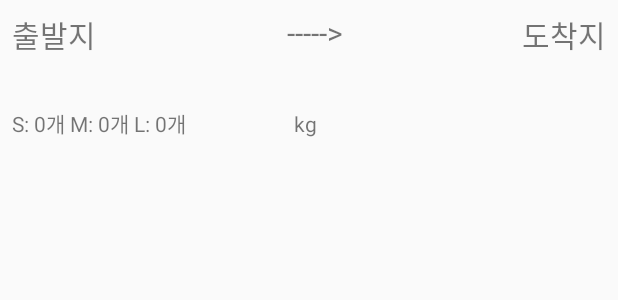
After one commit to PaperEd/StartUpWeekend-Hackathon, an Android app: the layout item_parcel.xml on its own in the app's theme, with its tools: preview values and no code run, on a phone screen of 412 x 824 dp. The commit adds this screen. Shown: the top 300 px of the screen. Run offline under Robolectric (Android 15) with nearby library versions, the phone set to English and light mode, and no system bars.

Commit message:
리사이클러뷰에 아이템이 뜨긴 뜨는데

```diff
--- a/User/app/src/main/AndroidManifest.xml
+++ b/User/app/src/main/AndroidManifest.xml
@@ -37,7 +37,8 @@
         <activity android:name=".Activity.SendingParcelActivity" />
         <activity android:name=".Activity.ShowPriceActivity" />
         <activity android:name=".Activity.WarningActivity" />
-        <activity android:name=".Activity.ReceiveActivity"></activity>
+        <activity android:name=".Activity.ReceiveActivity" />
+        <activity android:name=".Activity.ChooseParcelActivity"></activity>
     </application>
 
 </manifest>
--- a/User/app/src/main/java/papered/startupweekend/Activity/ReceiveActivity.kt
+++ b/User/app/src/main/java/papered/startupweekend/Activity/ReceiveActivity.kt
@@ -1,6 +1,7 @@
 package papered.startupweekend.Activity
 
 import android.app.Activity
+import android.content.Intent
 import android.support.v7.app.AppCompatActivity
 import android.os.Bundle
 import android.view.View
@@ -76,16 +77,21 @@ class ReceiveActivity : AppCompatActivity() {
                     arrivalCountry = it.country
                 }
             }
+            val intent = Intent(this,ChooseParcelActivity::class.java)
             receiverInformation.put("start_point", startPoint)
             receiverInformation.put("arrival_point", arrivalPoint)
             receiverInformation.put("start_country", startCountry)
+            intent.putExtra("start_country",startCountry)
             receiverInformation.put("arrival_country", arrivalCountry)
+            intent.putExtra("arrival_country",arrivalCountry)
             receiverInformation.put("user_id", key.toString())
 
             dataBase.collection("receiver")
                     .add(receiverInformation)
                     .addOnSuccessListener {
                         Toast.makeText(baseContext, "되네", Toast.LENGTH_SHORT).show()
+                        startActivity(intent)
+                        finish()
                     }
                     .addOnFailureListener {
                         Toast.makeText(baseContext, "안되네", Toast.LENGTH_SHORT).show()
--- a/User/app/src/main/java/papered/startupweekend/Activity/SplashActivity.kt
+++ b/User/app/src/main/java/papered/startupweekend/Activity/SplashActivity.kt
@@ -8,6 +8,7 @@ import android.os.Bundle
 import android.widget.Toast
 import com.google.firebase.firestore.DocumentReference
 import com.google.firebase.firestore.FirebaseFirestore
+import papered.startupweekend.Model.ParcelModel
 import papered.startupweekend.R
 
 class SplashActivity : AppCompatActivity() {
--- a/User/app/src/main/java/papered/startupweekend/Model/ParcelModel.kt
+++ b/User/app/src/main/java/papered/startupweekend/Model/ParcelModel.kt
@@ -6,7 +6,7 @@ package papered.startupweekend.Model
 data class ParcelModel(var approval : String,
                        var arrivalDetailAddress: String,
                        var arrivalPoint : String,
-                       var itemStatus : String,
+                       var itemStatus : Boolean,
                        var itemWeight:String,
                        var largeItemCount : String,
                        var middleItemCount : String,
--- /dev/null
+++ b/User/app/src/main/res/layout/item_parcel.xml
@@ -0,0 +1,61 @@
+<?xml version="1.0" encoding="utf-8"?>
+<android.support.constraint.ConstraintLayout xmlns:android="http://schemas.android.com/apk/res/android"
+    xmlns:app="http://schemas.android.com/apk/res-auto"
+    xmlns:tools="http://schemas.android.com/tools"
+    android:layout_width="match_parent"
+    android:layout_height="100dp">
+
+    <TextView
+        android:id="@+id/parcelItem_startPoint"
+        android:layout_width="wrap_content"
+        android:layout_height="wrap_content"
+        android:layout_marginStart="8dp"
+        android:layout_marginTop="8dp"
+        android:text="출발지"
+        android:textSize="20sp"
+        app:layout_constraintStart_toStartOf="parent"
+        app:layout_constraintTop_toTopOf="parent" />
+
+    <TextView
+        android:id="@+id/textView10"
+        android:layout_width="wrap_content"
+        android:layout_height="wrap_content"
+        android:layout_marginStart="8dp"
+        android:layout_marginTop="8dp"
+        android:text="----->"
+        android:textSize="20sp"
+        app:layout_constraintEnd_toEndOf="parent"
+        app:layout_constraintStart_toStartOf="parent"
+        app:layout_constraintTop_toTopOf="parent" />
+
+    <TextView
+        android:id="@+id/parcelItem_arrivalPoint"
+        android:layout_width="wrap_content"
+        android:layout_height="wrap_content"
+        android:layout_marginEnd="8dp"
+        android:layout_marginTop="8dp"
+        android:text="도착지"
+        android:textSize="20sp"
+        app:layout_constraintEnd_toEndOf="parent"
+        app:layout_constraintTop_toTopOf="parent" />
+
+    <TextView
+        android:id="@+id/parcelItem_size"
+        android:layout_width="wrap_content"
+        android:layout_height="wrap_content"
+        android:layout_marginStart="8dp"
+        android:text="S: 0개 M: 0개 L: 0개"
+        app:layout_constraintBaseline_toBaselineOf="@+id/parcelItem_weight"
+        app:layout_constraintStart_toStartOf="parent" />
+
+    <TextView
+        android:id="@+id/parcelItem_weight"
+        android:layout_width="wrap_content"
+        android:layout_height="wrap_content"
+        android:layout_marginBottom="8dp"
+        android:layout_marginStart="72dp"
+        android:text="kg"
+        app:layout_constraintBottom_toBottomOf="parent"
+        app:layout_constraintLeft_toLeftOf="parent"
+        app:layout_constraintStart_toEndOf="@+id/parcelItem_size" />
+</android.support.constraint.ConstraintLayout>
```
Also changed, not shown: User/app/src/main/java/papered/startupweekend/Activity/ChooseParcelActivity.kt (added, +59 -0 lines), User/app/src/main/java/papered/startupweekend/Activity/SendingParcelActivity.kt (+6 -2 lines), User/app/src/main/java/papered/startupweekend/RecyclerAdapter/ParcelAdapter.kt (added, +46 -0 lines), User/app/src/main/java/papered/startupweekend/Util/RecyclerItemClickListener.java (added, +55 -0 lines), User/app/src/main/res/layout/activity_choose_parcel.xml (added, +16 -0 lines).
